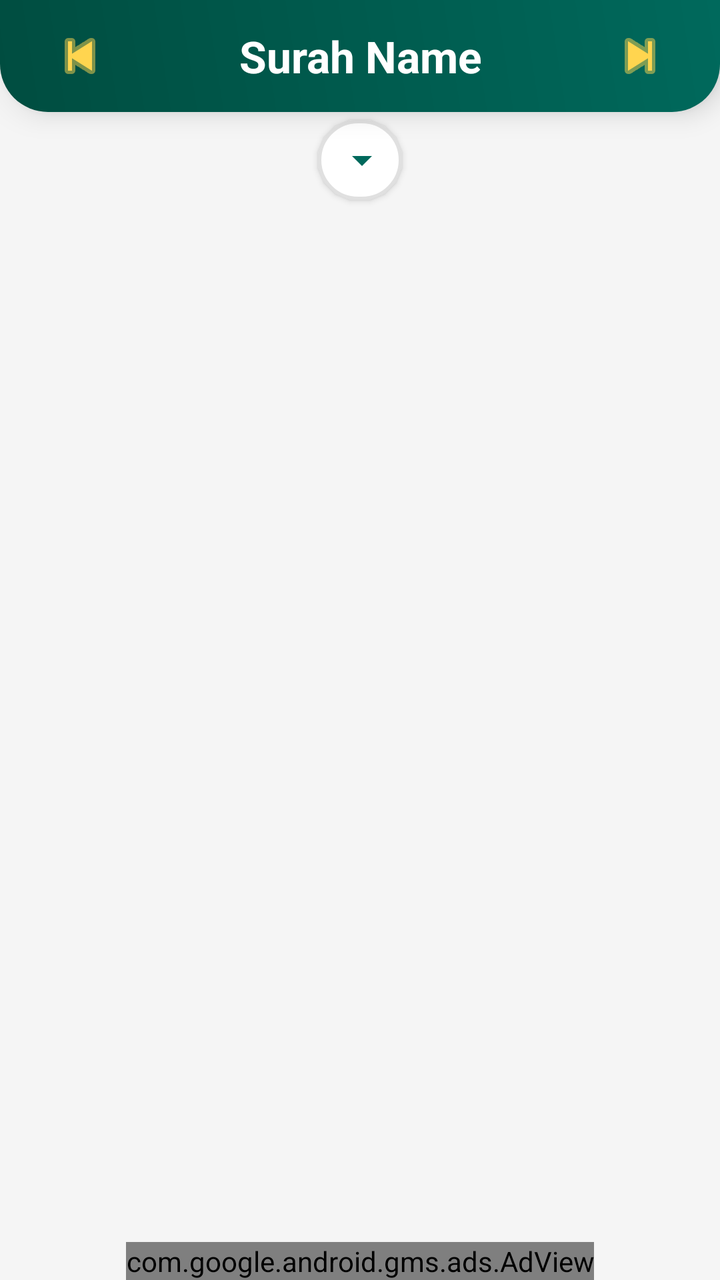
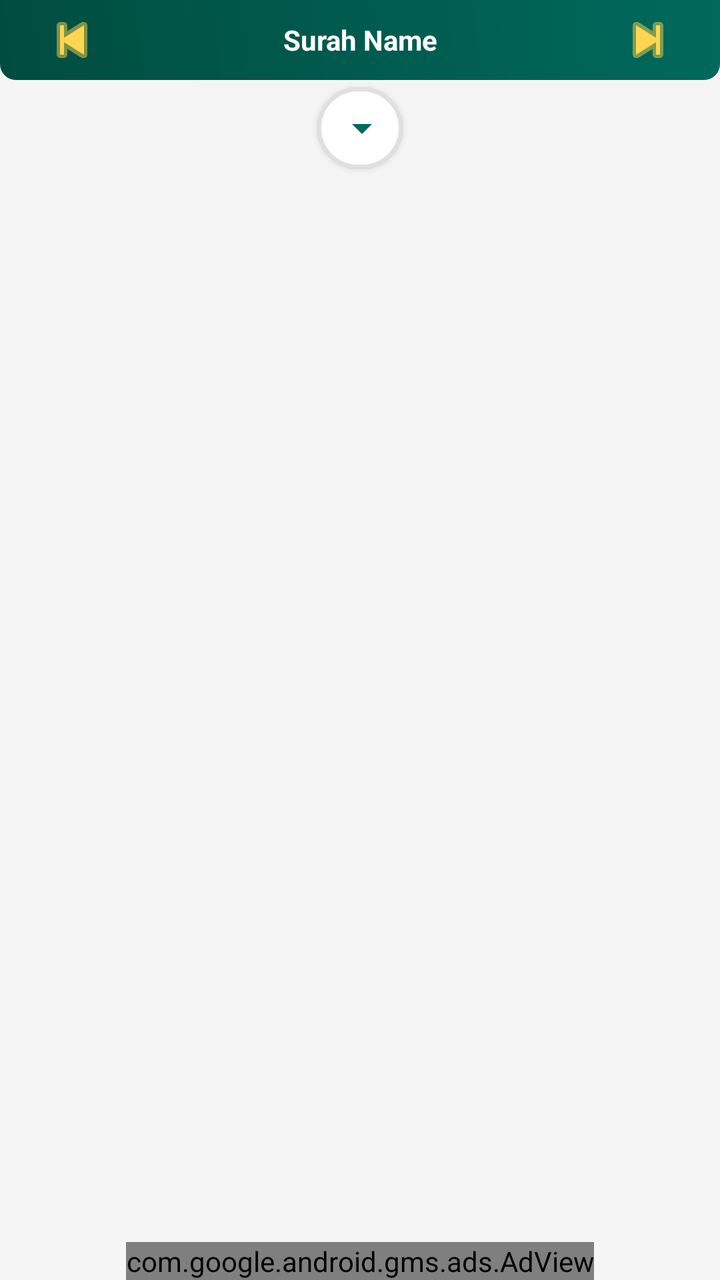

Before-and-after screenshots of an Android layout around one commit, followed by the original layout XML and the change that was made.
<!-- AndroidManifest.xml: application theme Theme.MoslemApp -->
<!-- res/layout/activity_surah_detail.xml -->
<?xml version="1.0" encoding="utf-8"?>
<androidx.constraintlayout.widget.ConstraintLayout xmlns:android="http://schemas.android.com/apk/res/android"
    xmlns:app="http://schemas.android.com/apk/res-auto"
    android:layout_width="match_parent"
    android:layout_height="match_parent"
    xmlns:tools="http://schemas.android.com/tools"
    android:background="#F5F5F5">

    <LinearLayout
        android:id="@+id/llHeader"
        android:layout_width="match_parent"
        android:layout_height="wrap_content"
        android:orientation="horizontal"
        android:gravity="center_vertical"
        android:paddingHorizontal="24dp"
        android:paddingVertical="12dp"
        android:background="@drawable/bg_quran_navigation"
        android:elevation="8dp"
        app:layout_constraintTop_toTopOf="parent"
        app:layout_constraintStart_toStartOf="parent"
        app:layout_constraintEnd_toEndOf="parent">

        <ImageButton
            android:id="@+id/btnPrevSurah"
            android:layout_width="32dp"
            android:layout_height="32dp"
            android:src="@android:drawable/ic_media_previous"
            android:background="?attr/selectableItemBackgroundBorderless"
            app:tint="@color/accent_gold"
            android:contentDescription="Previous Surah" />

        <TextView
            android:id="@+id/tvSurahNameTitle"
            android:layout_width="0dp"
            android:layout_height="wrap_content"
            android:layout_weight="1"
            android:text="Surah Name"
            android:textSize="22sp"
            android:textStyle="bold"
            android:gravity="center"
            android:textColor="@color/white" />

        <ImageButton
            android:id="@+id/btnNextSurah"
            android:layout_width="32dp"
            android:layout_height="32dp"
            android:src="@android:drawable/ic_media_next"
            android:background="?attr/selectableItemBackgroundBorderless"
            app:tint="@color/accent_gold"
            android:contentDescription="Next Surah" />
    </LinearLayout>

    <LinearLayout
        android:id="@+id/llAyahSelector"
        android:layout_width="wrap_content"
        android:layout_height="wrap_content"
        android:layout_marginTop="4dp"
        android:orientation="horizontal"
        android:gravity="center_vertical"
        android:background="@drawable/bg_fancy_spinner"
        android:paddingHorizontal="8dp"
        android:paddingVertical="2dp"
        android:elevation="2dp"
        app:layout_constraintTop_toBottomOf="@id/llHeader"
        app:layout_constraintStart_toStartOf="parent"
        app:layout_constraintEnd_toEndOf="parent">

        <Spinner
            android:id="@+id/spinnerAyahs"
            android:layout_width="wrap_content"
            android:layout_height="wrap_content"
            android:background="@null"
            android:minHeight="36dp"
            android:spinnerMode="dropdown" />

        <ImageView
            android:layout_width="24dp"
            android:layout_height="24dp"
            android:layout_marginStart="2dp"
            android:src="@drawable/ic_arrow_drop_down"
            app:tint="@color/primary_green"/>
    </LinearLayout>

    <androidx.recyclerview.widget.RecyclerView
        android:id="@+id/rvAyah"
        android:layout_width="0dp"
        android:layout_height="0dp"
        android:layout_marginTop="4dp"
        tools:listitem="@layout/item_ayah"
        app:layout_constraintTop_toBottomOf="@id/llAyahSelector"
        app:layout_constraintBottom_toTopOf="@+id/adView"
        app:layout_constraintStart_toStartOf="parent"
        app:layout_constraintEnd_toEndOf="parent" />

    <ProgressBar
        android:id="@+id/progressBar"
        android:layout_width="wrap_content"
        android:layout_height="wrap_content"
        android:visibility="gone"
        app:layout_constraintBottom_toBottomOf="parent"
        app:layout_constraintEnd_toEndOf="parent"
        app:layout_constraintStart_toStartOf="parent"
        app:layout_constraintTop_toTopOf="parent" />

    <com.google.android.gms.ads.AdView
        android:id="@+id/adView"
        android:layout_width="wrap_content"
        android:layout_height="wrap_content"
        android:layout_alignParentBottom="true"
        android:layout_centerHorizontal="true"
        app:adSize="BANNER"
        android:layout_gravity="center"
        app:adUnitId="@string/admob_banner_id"
        app:layout_constraintBottom_toBottomOf="parent"
        app:layout_constraintEnd_toEndOf="parent"
        app:layout_constraintStart_toStartOf="parent" />

</androidx.constraintlayout.widget.ConstraintLayout>
<!-- res/layout/item_ayah.xml (included above) -->
<?xml version="1.0" encoding="utf-8"?>
<androidx.cardview.widget.CardView xmlns:android="http://schemas.android.com/apk/res/android"
    android:layout_width="match_parent"
    android:layout_height="wrap_content"
    xmlns:app="http://schemas.android.com/apk/res-auto"
    android:layout_marginHorizontal="8dp"
    android:layout_marginVertical="4dp"
    app:cardCornerRadius="8dp"
    app:cardElevation="4dp">

    <LinearLayout
        android:layout_width="match_parent"
        android:layout_height="wrap_content"
        android:orientation="vertical"
        android:background="#F6FBFB"
        android:padding="4dp">

        <TextView
            android:id="@+id/tvAyahNumber"
            android:layout_width="40dp"
            android:layout_height="40dp"
            android:background="@drawable/ic_ayah_star"
            android:gravity="center"
            android:text="1"
            android:textColor="#8B5E3C"
            android:textSize="12sp"
            android:textStyle="bold" />

        <TextView
            android:id="@+id/tvAyahText"
            android:layout_width="match_parent"
            android:layout_height="wrap_content"
            android:text="بِسْمِ ٱللَّهِ ٱلرَّحْمَـٰنِ ٱلرَّحِيمِ"
            android:textSize="16sp"
            android:textStyle="bold"
            android:textColor="@android:color/black"
            android:textDirection="rtl"
            android:lineSpacingExtra="8dp"
            android:fontFamily="sans-serif"
            android:layout_marginBottom="4dp"/>

        <TextView
            android:id="@+id/tvAyahTranslation"
            android:layout_width="match_parent"
            android:layout_height="wrap_content"
            android:text="Translation"
            android:textSize="14sp"
            android:textColor="#757575"
            android:gravity="start"
            android:lineSpacingExtra="4dp"/>

    </LinearLayout>

    <ImageView
        android:id="@+id/btnShare"
        android:layout_width="wrap_content"
        android:layout_height="wrap_content"
        android:src="@drawable/ic_share"
        android:padding="4dp"
        app:tint="@color/primary_green"
        android:layout_gravity="end|top"
        android:layout_marginTop="8dp"
        android:layout_marginEnd="4dp"/>

</androidx.cardview.widget.CardView>
<!-- resources referenced by this layout -->
<resources>
  <color name="accent_gold">#FFD54F</color>
  <color name="primary_green">#00695C</color>
  <color name="white">#FFFFFFFF</color>
  <!-- drawable bg_fancy_spinner (drawable) -->
  <?xml version="1.0" encoding="utf-8"?>
  <shape xmlns:android="http://schemas.android.com/apk/res/android"
      android:shape="rectangle">
      <solid android:color="@color/white" />
      <corners android:radius="24dp" />
      <stroke android:width="1.5dp" android:color="#E0E0E0" />
  </shape>
  <!-- drawable bg_quran_navigation (drawable) -->
  <?xml version="1.0" encoding="utf-8"?>
  <shape xmlns:android="http://schemas.android.com/apk/res/android"
      android:shape="rectangle">
      <gradient
          android:startColor="@color/primary_green_dark"
          android:endColor="@color/primary_green"
          android:angle="45" />
      <corners
          android:bottomLeftRadius="24dp"
          android:bottomRightRadius="24dp" />
  </shape>
  <!-- drawable ic_arrow_drop_down (drawable) -->
  <?xml version="1.0" encoding="utf-8"?>
  <vector xmlns:android="http://schemas.android.com/apk/res/android"
      android:width="24dp"
      android:height="24dp"
      android:viewportWidth="24"
      android:viewportHeight="24">
      <path
          android:fillColor="#FF000000"
          android:pathData="M7,10l5,5 5,-5z" />
  </vector>
  <!-- drawable ic_ayah_star (drawable) -->
  <?xml version="1.0" encoding="utf-8"?>
  <vector xmlns:android="http://schemas.android.com/apk/res/android"
      android:width="50dp"
      android:height="50dp"
      android:viewportWidth="200"
      android:viewportHeight="200">
  
      
      <path
          android:fillColor="#1A8B5E3C"
          android:pathData="M 100 20 L 180 100 L 100 180 L 20 100 Z" />
      <path
          android:fillColor="#1A8B5E3C"
          android:pathData="M 43.4 43.4 L 156.6 43.4 L 156.6 156.6 L 43.4 156.6 Z" />
          
      
      <path
          android:strokeColor="#8B5E3C"
          android:strokeWidth="4"
          android:strokeLineJoin="round"
          android:pathData="M 100 20 L 180 100 L 100 180 L 20 100 Z" />
      <path
          android:strokeColor="#8B5E3C"
          android:strokeWidth="4"
          android:strokeLineJoin="round"
          android:pathData="M 43.4 43.4 L 156.6 43.4 L 156.6 156.6 L 43.4 156.6 Z" />
  
      
      <path
          android:fillColor="#ffffff"
          android:pathData="M 100 100 m -50 0 a 50 50 0 1 0 100 0 a 50 50 0 1 0 -100 0" />
          
      <path
          android:strokeColor="#8B5E3C"
          android:strokeWidth="3"
          android:pathData="M 100 100 m -50 0 a 50 50 0 1 0 100 0 a 50 50 0 1 0 -100 0" />
  
  </vector>
  <!-- drawable ic_share (drawable) -->
  <vector xmlns:android="http://schemas.android.com/apk/res/android"
      android:width="24dp"
      android:height="24dp"
      android:viewportWidth="24"
      android:viewportHeight="24"
      android:tint="?attr/colorControlNormal">
    <path
        android:fillColor="@android:color/white"
        android:pathData="M14,9V5l7,7 -7,7v-4.1c-5,0 -8.5,1.6 -11,5.1 1,-5 4,-10 11,-11z"/>
  </vector>
  <string name="admob_banner_id" translatable="false">ca-app-pub-3940256099942544/6300978111</string>
  <style name="Theme.MoslemApp" parent="Base.Theme.MoslemApp" />
  <color name="primary_green_dark">#004D40</color>
  <style name="Base.Theme.MoslemApp" parent="Theme.Material3.DayNight.NoActionBar">
  
          <item name="colorPrimary">@color/teal_700</item>
          
          
          
          
          
          
          
          <item name="android:statusBarColor">?attr/colorPrimary</item>
          <item name="android:colorBackground">@android:color/white</item>
      </style>
  <color name="teal_700">#FF018786</color>
</resources>

<!-- the commit's change to res/layout/activity_surah_detail.xml (unified diff, before → after) -->
@@ -13,17 +13,16 @@
         android:orientation="horizontal"
         android:gravity="center_vertical"
         android:paddingHorizontal="24dp"
-        android:paddingVertical="12dp"
+        android:paddingVertical="8dp"
         android:background="@drawable/bg_quran_navigation"
-        android:elevation="8dp"
         app:layout_constraintTop_toTopOf="parent"
         app:layout_constraintStart_toStartOf="parent"
         app:layout_constraintEnd_toEndOf="parent">
 
         <ImageButton
             android:id="@+id/btnPrevSurah"
-            android:layout_width="32dp"
-            android:layout_height="32dp"
+            android:layout_width="24dp"
+            android:layout_height="24dp"
             android:src="@android:drawable/ic_media_previous"
             android:background="?attr/selectableItemBackgroundBorderless"
             app:tint="@color/accent_gold"
@@ -35,15 +34,15 @@
             android:layout_height="wrap_content"
             android:layout_weight="1"
             android:text="Surah Name"
-            android:textSize="22sp"
+            android:textSize="14sp"
             android:textStyle="bold"
             android:gravity="center"
             android:textColor="@color/white" />
 
         <ImageButton
             android:id="@+id/btnNextSurah"
-            android:layout_width="32dp"
-            android:layout_height="32dp"
+            android:layout_width="24dp"
+            android:layout_height="24dp"
             android:src="@android:drawable/ic_media_next"
             android:background="?attr/selectableItemBackgroundBorderless"
             app:tint="@color/accent_gold"
<!-- resource entries referenced after the edit -->
@@ -20,8 +20,8 @@
           android:endColor="@color/primary_green"
           android:angle="45" />
       <corners
-          android:bottomLeftRadius="24dp"
-          android:bottomRightRadius="24dp" />
+          android:bottomLeftRadius="8dp"
+          android:bottomRightRadius="8dp" />
   </shape>
   <!-- drawable ic_arrow_drop_down (drawable) -->
   <?xml version="1.0" encoding="utf-8"?>
